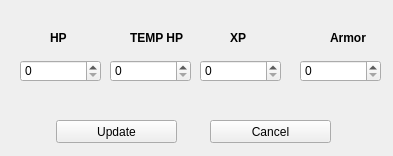
First picture: the form in widgets_file/ui_file_backup/hp_xp_edit_form.ui, repository ericmullally/dnd_tracker, before the edit.
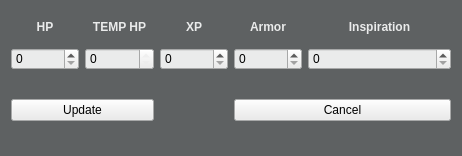
Second picture: the form after the edit.

```diff
--- a/widgets_file/ui_file_backup/hp_xp_edit_form.ui
+++ b/widgets_file/ui_file_backup/hp_xp_edit_form.ui
@@ -6,173 +6,728 @@
    <rect>
     <x>0</x>
     <y>0</y>
-    <width>393</width>
+    <width>462</width>
     <height>156</height>
    </rect>
   </property>
+  <property name="palette">
+   <palette>
+    <active>
+     <colorrole role="WindowText">
+      <brush brushstyle="SolidPattern">
+       <color alpha="255">
+        <red>234</red>
+        <green>235</green>
+        <blue>235</blue>
+       </color>
+      </brush>
+     </colorrole>
+     <colorrole role="Button">
+      <brush brushstyle="SolidPattern">
+       <color alpha="255">
+        <red>94</red>
+        <green>97</green>
+        <blue>98</blue>
+       </color>
+      </brush>
+     </colorrole>
+     <colorrole role="Light">
+      <brush brushstyle="SolidPattern">
+       <color alpha="255">
+        <red>141</red>
+        <green>146</green>
+        <blue>147</blue>
+       </color>
+      </brush>
+     </colorrole>
+     <colorrole role="Midlight">
+      <brush brushstyle="SolidPattern">
+       <color alpha="255">
+        <red>117</red>
+        <green>121</green>
+        <blue>122</blue>
+       </color>
+      </brush>
+     </colorrole>
+     <colorrole role="Dark">
+      <brush brushstyle="SolidPattern">
+       <color alpha="255">
+        <red>47</red>
+        <green>48</green>
+        <blue>49</blue>
+       </color>
+      </brush>
+     </colorrole>
+     <colorrole role="Mid">
+      <brush brushstyle="SolidPattern">
+       <color alpha="255">
+        <red>62</red>
+        <green>64</green>
+        <blue>65</blue>
+       </color>
+      </brush>
+     </colorrole>
+     <colorrole role="Text">
+      <brush brushstyle="SolidPattern">
+       <color alpha="255">
+        <red>255</red>
+        <green>255</green>
+        <blue>255</blue>
+       </color>
+      </brush>
+     </colorrole>
+     <colorrole role="BrightText">
+      <brush brushstyle="SolidPattern">
+       <color alpha="255">
+        <red>255</red>
+        <green>255</green>
+        <blue>255</blue>
+       </color>
+      </brush>
+     </colorrole>
+     <colorrole role="ButtonText">
+      <brush brushstyle="SolidPattern">
+       <color alpha="255">
+        <red>255</red>
+        <green>255</green>
+        <blue>255</blue>
+       </color>
+      </brush>
+     </colorrole>
+     <colorrole role="Base">
+      <brush brushstyle="SolidPattern">
+       <color alpha="255">
+        <red>0</red>
+        <green>0</green>
+        <blue>0</blue>
+       </color>
+      </brush>
+     </colorrole>
+     <colorrole role="Window">
+      <brush brushstyle="SolidPattern">
+       <color alpha="255">
+        <red>94</red>
+        <green>97</green>
+        <blue>98</blue>
+       </color>
+      </brush>
+     </colorrole>
+     <colorrole role="Shadow">
+      <brush brushstyle="SolidPattern">
+       <color alpha="255">
+        <red>0</red>
+        <green>0</green>
+        <blue>0</blue>
+       </color>
+      </brush>
+     </colorrole>
+     <colorrole role="AlternateBase">
+      <brush brushstyle="SolidPattern">
+       <color alpha="255">
+        <red>47</red>
+        <green>48</green>
+        <blue>49</blue>
+       </color>
+      </brush>
+     </colorrole>
+     <colorrole role="ToolTipBase">
+      <brush brushstyle="SolidPattern">
+       <color alpha="255">
+        <red>255</red>
+        <green>255</green>
+        <blue>220</blue>
+       </color>
+      </brush>
+     </colorrole>
+     <colorrole role="ToolTipText">
+      <brush brushstyle="SolidPattern">
+       <color alpha="255">
+        <red>0</red>
+        <green>0</green>
+        <blue>0</blue>
+       </color>
+      </brush>
+     </colorrole>
+     <colorrole role="PlaceholderText">
+      <brush brushstyle="SolidPattern">
+       <color alpha="128">
+        <red>255</red>
+        <green>255</green>
+        <blue>255</blue>
+       </color>
+      </brush>
+     </colorrole>
+    </active>
+    <inactive>
+     <colorrole role="WindowText">
+      <brush brushstyle="SolidPattern">
+       <color alpha="255">
+        <red>234</red>
+        <green>235</green>
+        <blue>235</blue>
+       </color>
+      </brush>
+     </colorrole>
+     <colorrole role="Button">
+      <brush brushstyle="SolidPattern">
+       <color alpha="255">
+        <red>94</red>
+        <green>97</green>
+        <blue>98</blue>
+       </color>
+      </brush>
+     </colorrole>
+     <colorrole role="Light">
+      <brush brushstyle="SolidPattern">
+       <color alpha="255">
+        <red>141</red>
+        <green>146</green>
+        <blue>147</blue>
+       </color>
+      </brush>
+     </colorrole>
+     <colorrole role="Midlight">
+      <brush brushstyle="SolidPattern">
+       <color alpha="255">
+        <red>117</red>
+        <green>121</green>
+        <blue>122</blue>
+       </color>
+      </brush>
+     </colorrole>
+     <colorrole role="Dark">
+      <brush brushstyle="SolidPattern">
+       <color alpha="255">
+        <red>47</red>
+        <green>48</green>
+        <blue>49</blue>
+       </color>
+      </brush>
+     </colorrole>
+     <colorrole role="Mid">
+      <brush brushstyle="SolidPattern">
+       <color alpha="255">
+        <red>62</red>
+        <green>64</green>
+        <blue>65</blue>
+       </color>
+      </brush>
+     </colorrole>
+     <colorrole role="Text">
+      <brush brushstyle="SolidPattern">
+       <color alpha="255">
+        <red>255</red>
+        <green>255</green>
+        <blue>255</blue>
+       </color>
+      </brush>
+     </colorrole>
+     <colorrole role="BrightText">
+      <brush brushstyle="SolidPattern">
+       <color alpha="255">
+        <red>255</red>
+        <green>255</green>
+        <blue>255</blue>
+       </color>
+      </brush>
+     </colorrole>
+     <colorrole role="ButtonText">
+      <brush brushstyle="SolidPattern">
+       <color alpha="255">
+        <red>255</red>
+        <green>255</green>
+        <blue>255</blue>
+       </color>
+      </brush>
+     </colorrole>
+     <colorrole role="Base">
+      <brush brushstyle="SolidPattern">
+       <color alpha="255">
+        <red>0</red>
+        <green>0</green>
+        <blue>0</blue>
+       </color>
+      </brush>
+     </colorrole>
+     <colorrole role="Window">
+      <brush brushstyle="SolidPattern">
+       <color alpha="255">
+        <red>94</red>
+        <green>97</green>
+        <blue>98</blue>
+       </color>
+      </brush>
+     </colorrole>
+     <colorrole role="Shadow">
+      <brush brushstyle="SolidPattern">
+       <color alpha="255">
+        <red>0</red>
+        <green>0</green>
+        <blue>0</blue>
+       </color>
+      </brush>
+     </colorrole>
+     <colorrole role="AlternateBase">
+      <brush brushstyle="SolidPattern">
+       <color alpha="255">
+        <red>47</red>
+        <green>48</green>
+        <blue>49</blue>
+       </color>
+      </brush>
+     </colorrole>
+     <colorrole role="ToolTipBase">
+      <brush brushstyle="SolidPattern">
+       <color alpha="255">
+        <red>255</red>
+        <green>255</green>
+        <blue>220</blue>
+       </color>
+      </brush>
+     </colorrole>
+     <colorrole role="ToolTipText">
+      <brush brushstyle="SolidPattern">
+       <color alpha="255">
+        <red>0</red>
+        <green>0</green>
+        <blue>0</blue>
+       </color>
+      </brush>
+     </colorrole>
+     <colorrole role="PlaceholderText">
+      <brush brushstyle="SolidPattern">
+       <color alpha="128">
+        <red>255</red>
+        <green>255</green>
+        <blue>255</blue>
+       </color>
+      </brush>
+     </colorrole>
+    </inactive>
+    <disabled>
+     <colorrole role="WindowText">
+      <brush brushstyle="SolidPattern">
+       <color alpha="255">
+        <red>47</red>
+        <green>48</green>
+        <blue>49</blue>
+       </color>
+      </brush>
+     </colorrole>
+     <colorrole role="Button">
+      <brush brushstyle="SolidPattern">
+       <color alpha="255">
+        <red>94</red>
+        <green>97</green>
+        <blue>98</blue>
+       </color>
+      </brush>
+     </colorrole>
+     <colorrole role="Light">
+      <brush brushstyle="SolidPattern">
+       <color alpha="255">
+        <red>141</red>
+        <green>146</green>
+        <blue>147</blue>
+       </color>
+      </brush>
+     </colorrole>
+     <colorrole role="Midlight">
+      <brush brushstyle="SolidPattern">
+       <color alpha="255">
+        <red>117</red>
+        <green>121</green>
+        <blue>122</blue>
+       </color>
+      </brush>
+     </colorrole>
+     <colorrole role="Dark">
+      <brush brushstyle="SolidPattern">
+       <color alpha="255">
+        <red>47</red>
+        <green>48</green>
+        <blue>49</blue>
+       </color>
+      </brush>
+     </colorrole>
+     <colorrole role="Mid">
+      <brush brushstyle="SolidPattern">
+       <color alpha="255">
+        <red>62</red>
+        <green>64</green>
+        <blue>65</blue>
+       </color>
+      </brush>
+     </colorrole>
+     <colorrole role="Text">
+      <brush brushstyle="SolidPattern">
+       <color alpha="255">
+        <red>47</red>
+        <green>48</green>
+        <blue>49</blue>
+       </color>
+      </brush>
+     </colorrole>
+     <colorrole role="BrightText">
+      <brush brushstyle="SolidPattern">
+       <color alpha="255">
+        <red>255</red>
+        <green>255</green>
+        <blue>255</blue>
+       </color>
+      </brush>
+     </colorrole>
+     <colorrole role="ButtonText">
+      <brush brushstyle="SolidPattern">
+       <color alpha="255">
+        <red>47</red>
+        <green>48</green>
+        <blue>49</blue>
+       </color>
+      </brush>
+     </colorrole>
+     <colorrole role="Base">
+      <brush brushstyle="SolidPattern">
+       <color alpha="255">
+        <red>94</red>
+        <green>97</green>
+        <blue>98</blue>
+       </color>
+      </brush>
+     </colorrole>
+     <colorrole role="Window">
+      <brush brushstyle="SolidPattern">
+       <color alpha="255">
+        <red>94</red>
+        <green>97</green>
+        <blue>98</blue>
+       </color>
+      </brush>
+     </colorrole>
+     <colorrole role="Shadow">
+      <brush brushstyle="SolidPattern">
+       <color alpha="255">
+        <red>0</red>
+        <green>0</green>
+        <blue>0</blue>
+       </color>
+      </brush>
+     </colorrole>
+     <colorrole role="AlternateBase">
+      <brush brushstyle="SolidPattern">
+       <color alpha="255">
+        <red>94</red>
+        <green>97</green>
+        <blue>98</blue>
+       </color>
+      </brush>
+     </colorrole>
+     <colorrole role="ToolTipBase">
+      <brush brushstyle="SolidPattern">
+       <color alpha="255">
+        <red>255</red>
+        <green>255</green>
+        <blue>220</blue>
+       </color>
+      </brush>
+     </colorrole>
+     <colorrole role="ToolTipText">
+      <brush brushstyle="SolidPattern">
+       <color alpha="255">
+        <red>0</red>
+        <green>0</green>
+        <blue>0</blue>
+       </color>
+      </brush>
+     </colorrole>
+     <colorrole role="PlaceholderText">
+      <brush brushstyle="SolidPattern">
+       <color alpha="128">
+        <red>255</red>
+        <green>255</green>
+        <blue>255</blue>
+       </color>
+      </brush>
+     </colorrole>
+    </disabled>
+   </palette>
+  </property>
   <property name="windowTitle">
    <string>Form</string>
   </property>
-  <widget class="QSpinBox" name="hp_input">
-   <property name="geometry">
-    <rect>
-     <x>20</x>
-     <y>60</y>
-     <width>81</width>
-     <height>22</height>
-    </rect>
-   </property>
-   <property name="maximum">
-    <number>99999999</number>
-   </property>
-  </widget>
-  <widget class="QSpinBox" name="temp_hp_input">
-   <property name="geometry">
-    <rect>
-     <x>110</x>
-     <y>60</y>
-     <width>81</width>
-     <height>22</height>
-    </rect>
-   </property>
-   <property name="maximum">
-    <number>99999999</number>
-   </property>
-  </widget>
-  <widget class="QSpinBox" name="xp_input">
-   <property name="geometry">
-    <rect>
-     <x>200</x>
-     <y>60</y>
-     <width>81</width>
-     <height>22</height>
-    </rect>
-   </property>
-   <property name="maximum">
-    <number>999999999</number>
-   </property>
-   <property name="displayIntegerBase">
-    <number>10</number>
-   </property>
-  </widget>
-  <widget class="QLabel" name="label">
-   <property name="geometry">
-    <rect>
-     <x>50</x>
-     <y>30</y>
-     <width>61</width>
-     <height>16</height>
-    </rect>
-   </property>
-   <property name="font">
-    <font>
-     <weight>75</weight>
-     <bold>true</bold>
-    </font>
-   </property>
-   <property name="text">
-    <string>HP</string>
-   </property>
-  </widget>
-  <widget class="QLabel" name="label_2">
-   <property name="geometry">
-    <rect>
-     <x>130</x>
-     <y>30</y>
-     <width>71</width>
-     <height>16</height>
-    </rect>
-   </property>
-   <property name="font">
-    <font>
-     <weight>75</weight>
-     <bold>true</bold>
-    </font>
-   </property>
-   <property name="text">
-    <string>TEMP HP</string>
-   </property>
-  </widget>
-  <widget class="QLabel" name="label_3">
-   <property name="geometry">
-    <rect>
-     <x>230</x>
-     <y>30</y>
-     <width>47</width>
-     <height>16</height>
-    </rect>
-   </property>
-   <property name="font">
-    <font>
-     <weight>75</weight>
-     <bold>true</bold>
-    </font>
-   </property>
-   <property name="text">
-    <string>XP</string>
-   </property>
-  </widget>
-  <widget class="QPushButton" name="add_button">
-   <property name="geometry">
-    <rect>
-     <x>56</x>
-     <y>120</y>
-     <width>121</width>
-     <height>23</height>
-    </rect>
-   </property>
-   <property name="text">
-    <string>Update</string>
-   </property>
-  </widget>
-  <widget class="QPushButton" name="cancel_button">
-   <property name="geometry">
-    <rect>
-     <x>210</x>
-     <y>120</y>
-     <width>121</width>
-     <height>23</height>
-    </rect>
-   </property>
-   <property name="text">
-    <string>Cancel</string>
-   </property>
-  </widget>
-  <widget class="QLabel" name="label_4">
-   <property name="geometry">
-    <rect>
-     <x>330</x>
-     <y>30</y>
-     <width>47</width>
-     <height>16</height>
-    </rect>
-   </property>
-   <property name="font">
-    <font>
-     <weight>75</weight>
-     <bold>true</bold>
-    </font>
-   </property>
-   <property name="text">
-    <string>Armor</string>
-   </property>
-  </widget>
-  <widget class="QSpinBox" name="armor_input">
-   <property name="geometry">
-    <rect>
-     <x>300</x>
-     <y>60</y>
-     <width>81</width>
-     <height>22</height>
-    </rect>
-   </property>
-   <property name="maximum">
-    <number>999999999</number>
-   </property>
-   <property name="displayIntegerBase">
-    <number>10</number>
-   </property>
-  </widget>
+  <layout class="QGridLayout" name="gridLayout">
+   <item row="0" column="1">
+    <widget class="QLabel" name="label_2">
+     <property name="font">
+      <font>
+       <weight>75</weight>
+       <bold>true</bold>
+      </font>
+     </property>
+     <property name="text">
+      <string>TEMP HP</string>
+     </property>
+     <property name="alignment">
+      <set>Qt::AlignCenter</set>
+     </property>
+    </widget>
+   </item>
+   <item row="0" column="0">
+    <widget class="QLabel" name="label">
+     <property name="font">
+      <font>
+       <weight>75</weight>
+       <bold>true</bold>
+      </font>
+     </property>
+     <property name="text">
+      <string>HP</string>
+     </property>
+     <property name="alignment">
+      <set>Qt::AlignCenter</set>
+     </property>
+    </widget>
+   </item>
+   <item row="0" column="2">
+    <widget class="QLabel" name="label_3">
+     <property name="font">
+      <font>
+       <weight>75</weight>
+       <bold>true</bold>
+      </font>
+     </property>
+     <property name="text">
+      <string>XP</string>
+     </property>
+     <property name="alignment">
+      <set>Qt::AlignCenter</set>
+     </property>
+    </widget>
+   </item>
+   <item row="1" column="3">
+    <widget class="QSpinBox" name="armor_input">
+     <property name="styleSheet">
+      <string notr="true">background-color:#eaebeb;</string>
+     </property>
+     <property name="maximum">
+      <number>999999999</number>
+     </property>
+     <property name="displayIntegerBase">
+      <number>10</number>
+     </property>
+    </widget>
+   </item>
+   <item row="1" column="2">
+    <widget class="QSpinBox" name="xp_input">
+     <property name="styleSheet">
+      <string notr="true">background-color:#eaebeb;</string>
+     </property>
+     <property name="maximum">
+      <number>999999999</number>
+     </property>
+     <property name="displayIntegerBase">
+      <number>10</number>
+     </property>
+    </widget>
+   </item>
+   <item row="1" column="1">
+    <widget class="QSpinBox" name="temp_hp_input">
+     <property name="palette">
+      <palette>
+       <active>
+        <colorrole role="WindowText">
+         <brush brushstyle="SolidPattern">
+          <color alpha="255">
+           <red>234</red>
+           <green>235</green>
+           <blue>235</blue>
+          </color>
+         </brush>
+        </colorrole>
+        <colorrole role="Button">
+         <brush brushstyle="SolidPattern">
+          <color alpha="255">
+           <red>234</red>
+           <green>235</green>
+           <blue>235</blue>
+          </color>
+         </brush>
+        </colorrole>
+        <colorrole role="Base">
+         <brush brushstyle="SolidPattern">
+          <color alpha="255">
+           <red>234</red>
+           <green>235</green>
+           <blue>235</blue>
+          </color>
+         </brush>
+        </colorrole>
+        <colorrole role="Window">
+         <brush brushstyle="SolidPattern">
+          <color alpha="255">
+           <red>234</red>
+           <green>235</green>
+           <blue>235</blue>
+          </color>
+         </brush>
+        </colorrole>
+       </active>
+       <inactive>
+        <colorrole role="WindowText">
+         <brush brushstyle="SolidPattern">
+          <color alpha="255">
+           <red>234</red>
+           <green>235</green>
+           <blue>235</blue>
+          </color>
+         </brush>
+        </colorrole>
+        <colorrole role="Button">
+         <brush brushstyle="SolidPattern">
+          <color alpha="255">
+           <red>234</red>
+           <green>235</green>
+           <blue>235</blue>
+          </color>
+         </brush>
+        </colorrole>
+        <colorrole role="Base">
+         <brush brushstyle="SolidPattern">
+          <color alpha="255">
+           <red>234</red>
+           <green>235</green>
+           <blue>235</blue>
+          </color>
+         </brush>
+        </colorrole>
+        <colorrole role="Window">
+         <brush brushstyle="SolidPattern">
+          <color alpha="255">
+           <red>234</red>
+           <green>235</green>
+           <blue>235</blue>
+          </color>
+         </brush>
+        </colorrole>
+       </inactive>
+       <disabled>
+        <colorrole role="WindowText">
+         <brush brushstyle="SolidPattern">
+          <color alpha="255">
+           <red>47</red>
+           <green>48</green>
+           <blue>49</blue>
+          </color>
+         </brush>
+        </colorrole>
+        <colorrole role="Button">
+         <brush brushstyle="SolidPattern">
+          <color alpha="255">
+           <red>234</red>
+           <green>235</green>
+           <blue>235</blue>
+          </color>
+         </brush>
+        </colorrole>
+        <colorrole role="Base">
+         <brush brushstyle="SolidPattern">
+          <color alpha="255">
+           <red>234</red>
+           <green>235</green>
+           <blue>235</blue>
+          </color>
+         </brush>
+        </colorrole>
+        <colorrole role="Window">
+         <brush brushstyle="SolidPattern">
+          <color alpha="255">
+           <red>234</red>
+           <green>235</green>
+           <blue>235</blue>
+          </color>
+         </brush>
+        </colorrole>
+       </disabled>
+      </palette>
+     </property>
+     <property name="styleSheet">
+      <string notr="true">background-color:#eaebeb;</string>
+     </property>
+     <property name="maximum">
+      <number>99999999</number>
+     </property>
+    </widget>
+   </item>
+   <item row="1" column="0">
+    <widget class="QSpinBox" name="hp_input">
+     <property name="styleSheet">
+      <string notr="true">background-color:#eaebeb;</string>
+     </property>
+     <property name="maximum">
+      <number>99999999</number>
+     </property>
+    </widget>
+   </item>
+   <item row="3" column="0" rowspan="2" colspan="2">
+    <widget class="QPushButton" name="add_button">
+     <property name="styleSheet">
+      <string notr="true">background-color:#eaebeb;</string>
+     </property>
+     <property name="text">
+      <string>Update</string>
+     </property>
+    </widget>
+   </item>
+   <item row="3" column="3" rowspan="2" colspan="3">
+    <widget class="QPushButton" name="cancel_button">
+     <property name="styleSheet">
+      <string notr="true">background-color:#eaebeb;</string>
+     </property>
+     <property name="text">
+      <string>Cancel</string>
+     </property>
+    </widget>
+   </item>
+   <item row="1" column="4" colspan="2">
+    <widget class="QSpinBox" name="inspiration_input">
+     <property name="styleSheet">
+      <string notr="true">background-color:#eaebeb;</string>
+     </property>
+    </widget>
+   </item>
+   <item row="0" column="3">
+    <widget class="QLabel" name="label_4">
+     <property name="font">
+      <font>
+       <weight>75</weight>
+       <bold>true</bold>
+      </font>
+     </property>
+     <property name="text">
+      <string>Armor</string>
+     </property>
+     <property name="alignment">
+      <set>Qt::AlignCenter</set>
+     </property>
+    </widget>
+   </item>
+   <item row="0" column="4" colspan="2">
+    <widget class="QLabel" name="label_5">
+     <property name="font">
+      <font>
+       <weight>75</weight>
+       <bold>true</bold>
+      </font>
+     </property>
+     <property name="text">
+      <string>Inspiration</string>
+     </property>
+     <property name="alignment">
+      <set>Qt::AlignCenter</set>
+     </property>
+    </widget>
+   </item>
+  </layout>
  </widget>
  <resources/>
  <connections/>
```
